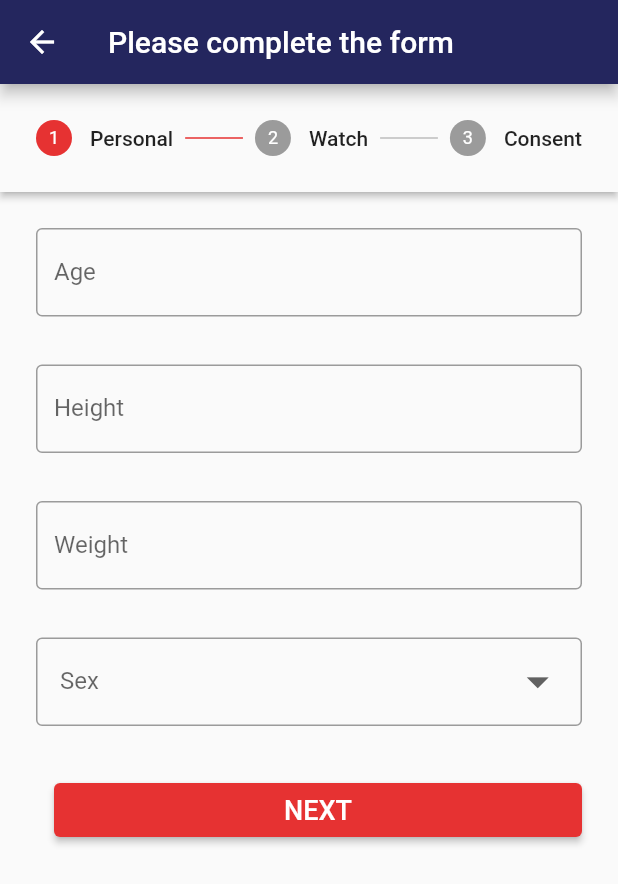
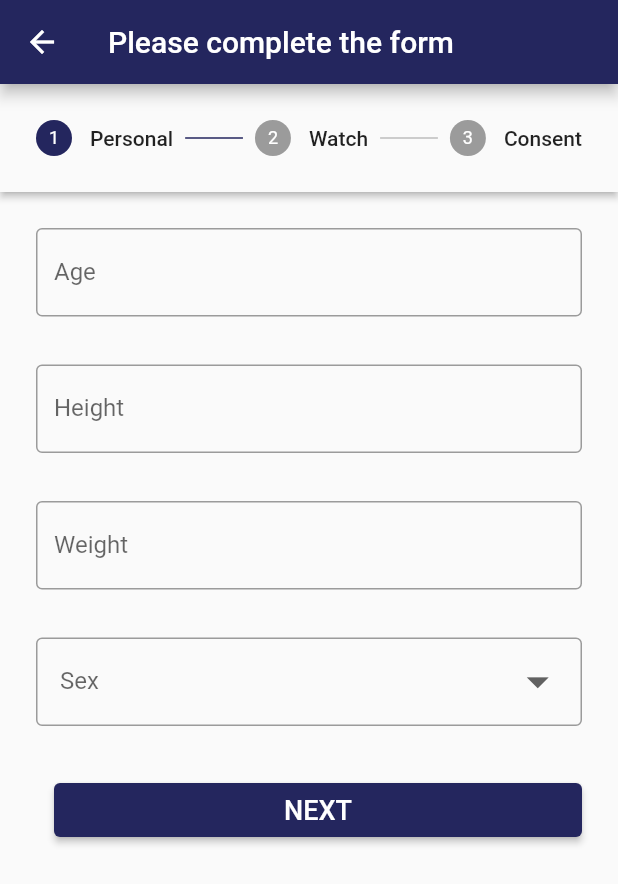
Before and after one commit to Pieterzman/health-watch, a Flutter app: the ValidationFormScreen screen opened directly, on a phone screen of 412 x 824 dp. Shown: the top 884 px of the screen. Run offline on Flutter 3.47's test engine with Material 2 defaults, Android fonts, the phone set to English and light mode, and no system bars; our stand-ins replace flutter_local_notifications, flutter_login, flutter_markdown, flutter_native_timezone, flutter_speed_dial, permission_handler and 3 more; missing offline and left inert: amplify_api, amplify_auth_cognito, amplify_core, amplify_datastore, amplify_flutter, flutter_pdfview and 1 more; accounts and stored records are empty.

Commit message:
Changed color scheme

```diff
--- a/lib/screens/validation_form.dart
+++ b/lib/screens/validation_form.dart
@@ -325,7 +325,7 @@ class _ValidationFormScreenState extends State<ValidationFormScreen> {
       body: Theme(
         data: Theme.of(context).copyWith(
             colorScheme:
-                ColorScheme.light(primary: Color.fromRGBO(230, 50, 50, 1))),
+                ColorScheme.light(primary: Color.fromRGBO(36, 38, 94, 1))),
         child: Stepper(
           type: StepperType.horizontal,
           steps: getSteps(),
```
